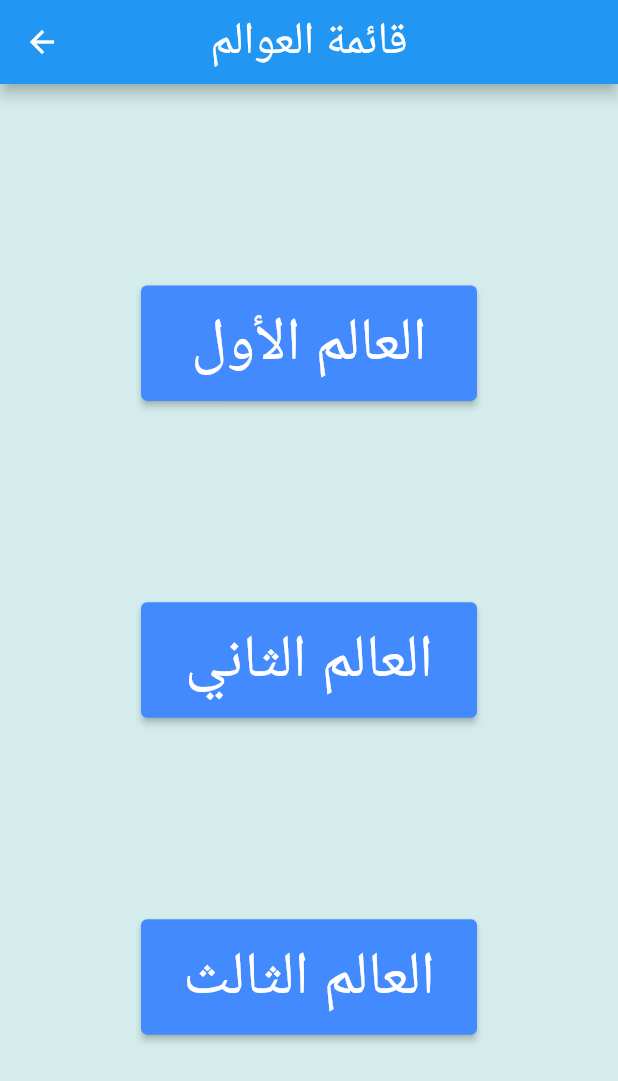
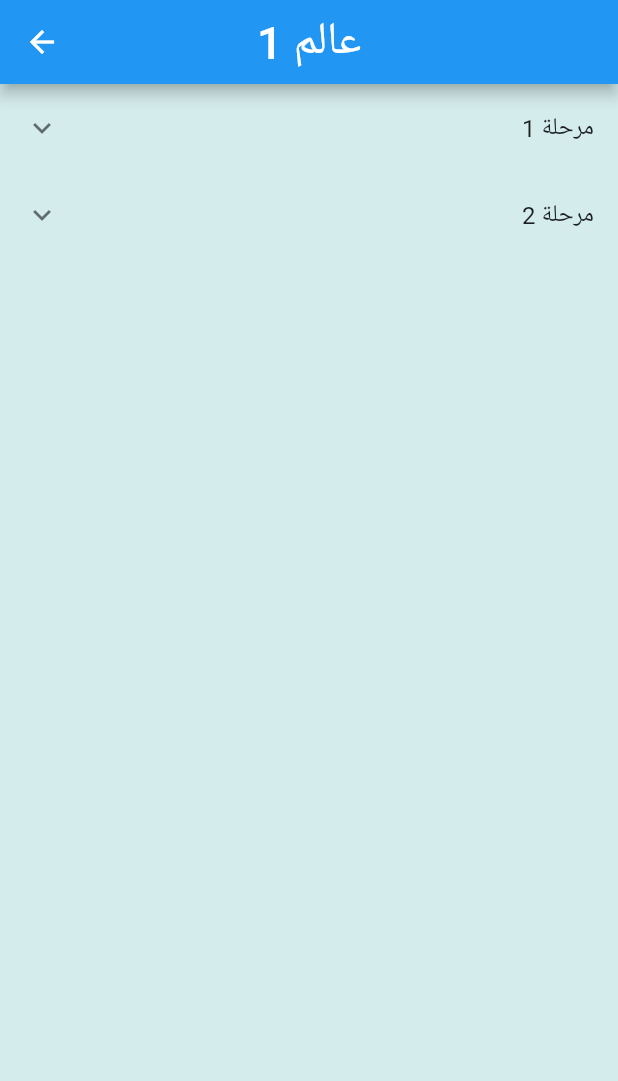
Before and after one commit to ama47/ArabicLearningGame, a Flutter app: the WorldsMenuView screen opened directly, after a tap on "العالم الأول", on a phone screen of 412 x 824 dp. Shown: the top 1081 px of the screen. Run offline on Flutter 3.47's test engine with Material 2 defaults, Android fonts, the light colour scheme and no system bars.

Commit message:
modified:   lib/level_view.dart 	deleted:    lib/levels_menu.dart 	new file:   lib/levels_menu_view.dart 	modified:   lib/main_menu_view.dart 	new file:   lib/settings_dialog.dart 	modified:   lib/worlds_menu_view.dart

```diff
--- /dev/null
+++ b/lib/levels_menu_view.dart
@@ -0,0 +1,73 @@
+import 'package:flutter/material.dart';
+import 'package:arabic_learning_game/level_view.dart';
+
+// Leverl Menu
+class LevelsMenuView extends StatelessWidget {
+  const LevelsMenuView({super.key});
+
+  // This widget is the root of your application.
+  @override
+  Widget build(BuildContext context) {
+    /* List<Widget> _getChildren(int count, String name) => List<Widget>.generate(
+          count,
+          (i) => ListTile(
+            title: Text(
+              '$name ${i + 1}',
+              textAlign: TextAlign.right,
+            ),
+            enabled: false,
+          ),
+        ); */
+
+    return Scaffold(
+        backgroundColor: Color(0xFFD4ECEC),
+        appBar: AppBar(
+          title: Text(
+            ('عالم 1'),
+            style: TextStyle(fontSize: 30),
+          ),
+          centerTitle: true,
+        ),
+        body: SafeArea(
+            child: Scrollbar(
+                child: ListView(
+          children: [
+            ExpansionTile(
+                controlAffinity: ListTileControlAffinity.leading,
+                title: Text(
+                  'مرحلة 1',
+                  textAlign: TextAlign.right,
+                ),
+                children: [
+                  ListTile(
+                    title: Text(
+                      'جزء 1',
+                      textAlign: TextAlign.right,
+                    ),
+                    onTap: () {
+                      Navigator.push(
+                          context,
+                          MaterialPageRoute(
+                              builder: (context) => const LevelView()));
+                    },
+                  )
+                ]),
+            ExpansionTile(
+              controlAffinity: ListTileControlAffinity.leading,
+              title: Text(
+                'مرحلة 2',
+                textAlign: TextAlign.right,
+              ),
+              children: [
+                ListTile(
+                  title: Text(
+                    'جزء 1',
+                    textAlign: TextAlign.right,
+                  ),
+                )
+              ],
+            )
+          ],
+        ))));
+  }
+}
--- a/lib/worlds_menu_view.dart
+++ b/lib/worlds_menu_view.dart
@@ -1,4 +1,5 @@
 import 'package:flutter/material.dart';
+import 'package:arabic_learning_game/levels_menu_view.dart';
 
 // Worlds menu view
 class WorldsMenuView extends StatelessWidget {
@@ -29,7 +30,12 @@ class WorldsMenuView extends StatelessWidget {
                 flex: 10,
                 child: ElevatedButton(
                   style: buttonStyle,
-                  onPressed: () {},
+                  onPressed: () {
+                    Navigator.push(
+                        context,
+                        MaterialPageRoute(
+                            builder: (context) => const LevelsMenuView()));
+                  },
                   child: const Text('العالم الأول'),
                 ),
               ),
```
Also changed, not shown: lib/level_view.dart (+49 -0 lines), lib/main_menu_view.dart (+12 -1 lines), lib/settings_dialog.dart (added, +31 -0 lines), lib/levels_menu.dart (deleted).
